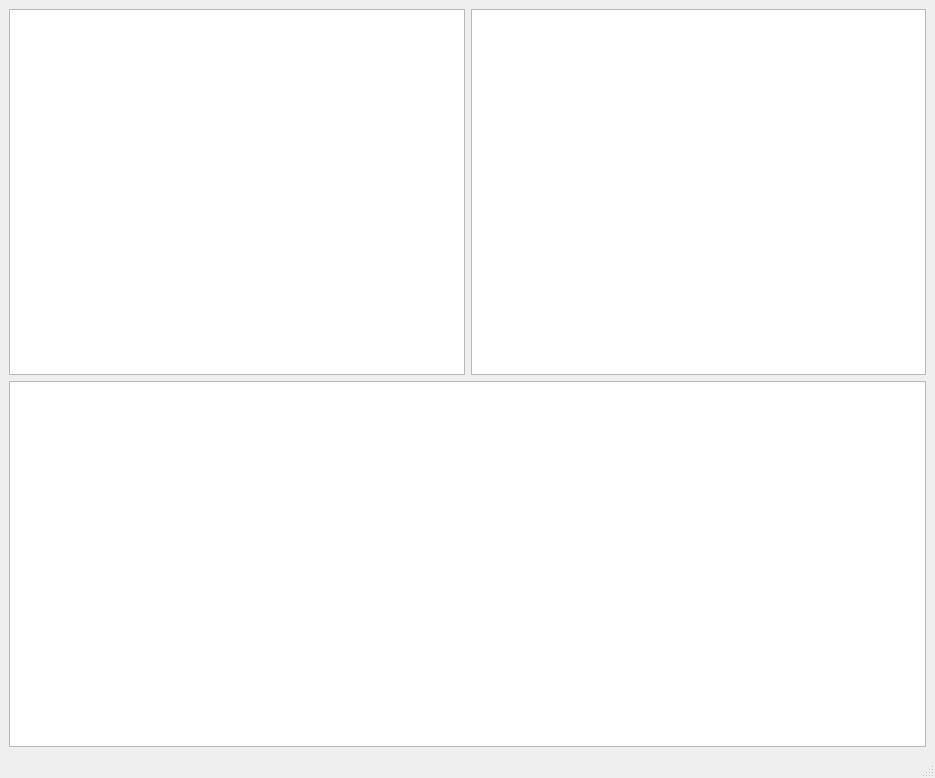
Before: the Qt Designer form mainwindow.ui in Spectre944/CustomTreeView-, drawn with Qt 5.
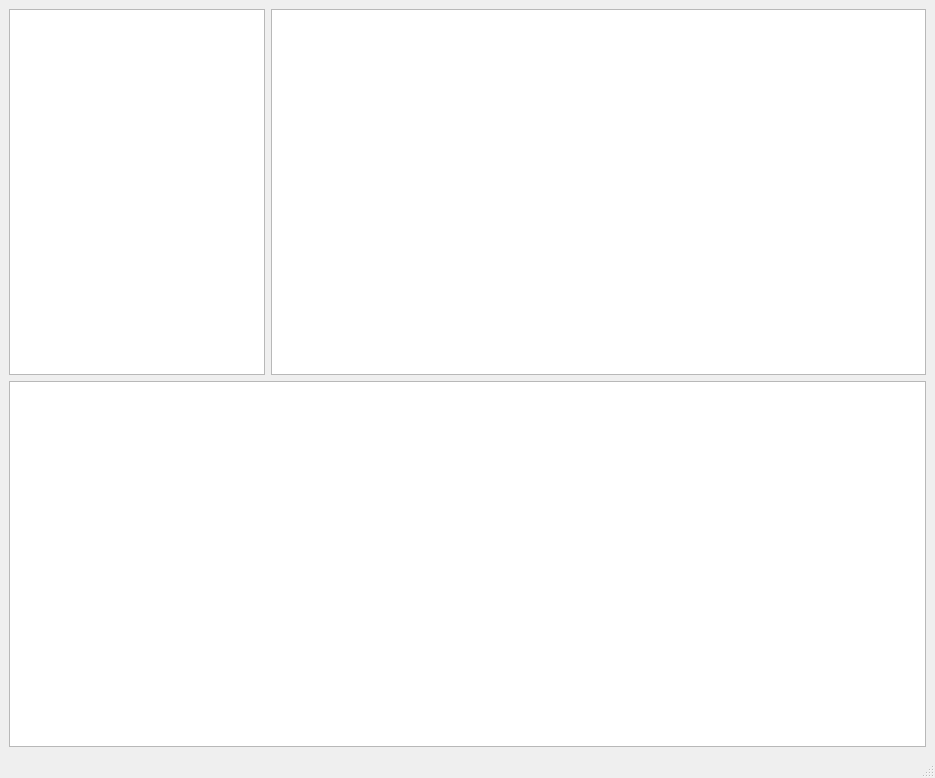
After: the same form once the commit is applied.

Commit message: Added TreeModet, TableModel, Writint to model, Reading and Signal Slots

What changed in the file:
```diff
--- a/mainwindow.ui
+++ b/mainwindow.ui
@@ -16,17 +16,57 @@
   <widget class="QWidget" name="centralwidget">
    <layout class="QGridLayout" name="gridLayout">
     <item row="0" column="1">
-     <widget class="QListView" name="listView">
+     <widget class="QTableView" name="tableView">
+      <property name="enabled">
+       <bool>true</bool>
+      </property>
       <property name="sizePolicy">
        <sizepolicy hsizetype="Expanding" vsizetype="Expanding">
         <horstretch>0</horstretch>
         <verstretch>0</verstretch>
        </sizepolicy>
       </property>
+      <property name="font">
+       <font>
+        <family>Consolas</family>
+        <pointsize>12</pointsize>
+        <bold>true</bold>
+       </font>
+      </property>
+      <property name="gridStyle">
+       <enum>Qt::DashLine</enum>
+      </property>
+      <property name="sortingEnabled">
+       <bool>true</bool>
+      </property>
+      <property name="wordWrap">
+       <bool>false</bool>
+      </property>
+      <property name="cornerButtonEnabled">
+       <bool>false</bool>
+      </property>
+      <attribute name="horizontalHeaderDefaultSectionSize">
+       <number>200</number>
+      </attribute>
      </widget>
     </item>
     <item row="0" column="0">
-     <widget class="QTreeView" name="treeView"/>
+     <widget class="QTreeView" name="treeView">
+      <property name="sizePolicy">
+       <sizepolicy hsizetype="Preferred" vsizetype="Expanding">
+        <horstretch>0</horstretch>
+        <verstretch>0</verstretch>
+       </sizepolicy>
+      </property>
+      <property name="font">
+       <font>
+        <pointsize>12</pointsize>
+       </font>
+      </property>
+      <property name="wordWrap">
+       <bool>false</bool>
+      </property>
+     </widget>
     </item>
     <item row="1" column="0" colspan="2">
      <widget class="QTextEdit" name="textEdit"/>
```
Left out of the diff: 8 changed lines with no effect on the pictures. The commit also changes 24 other files.
